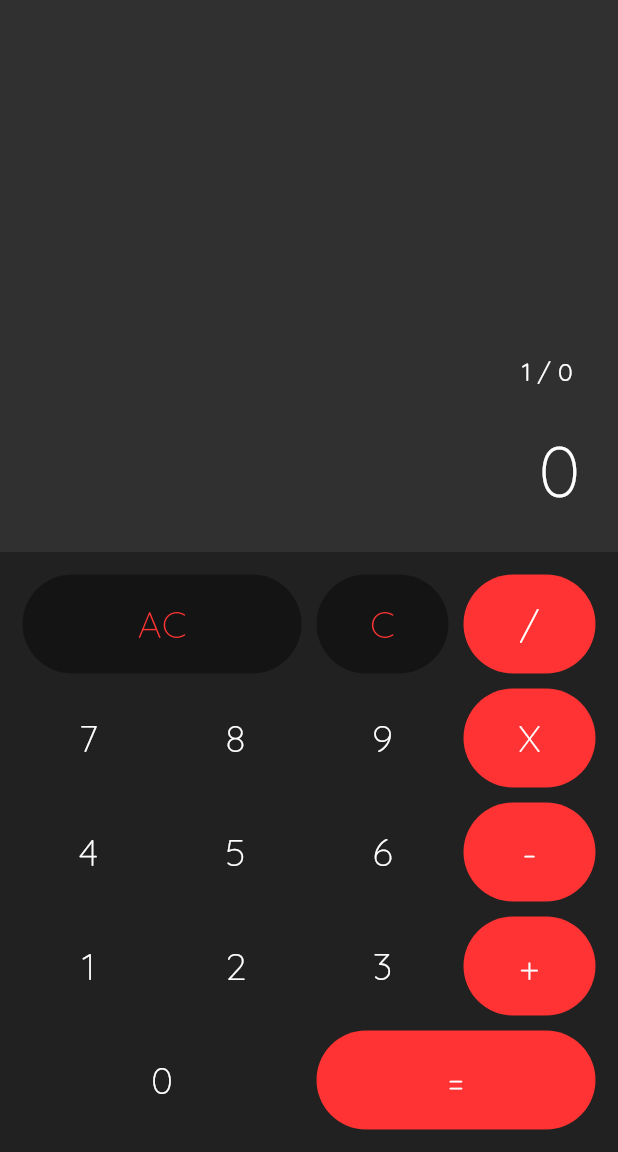
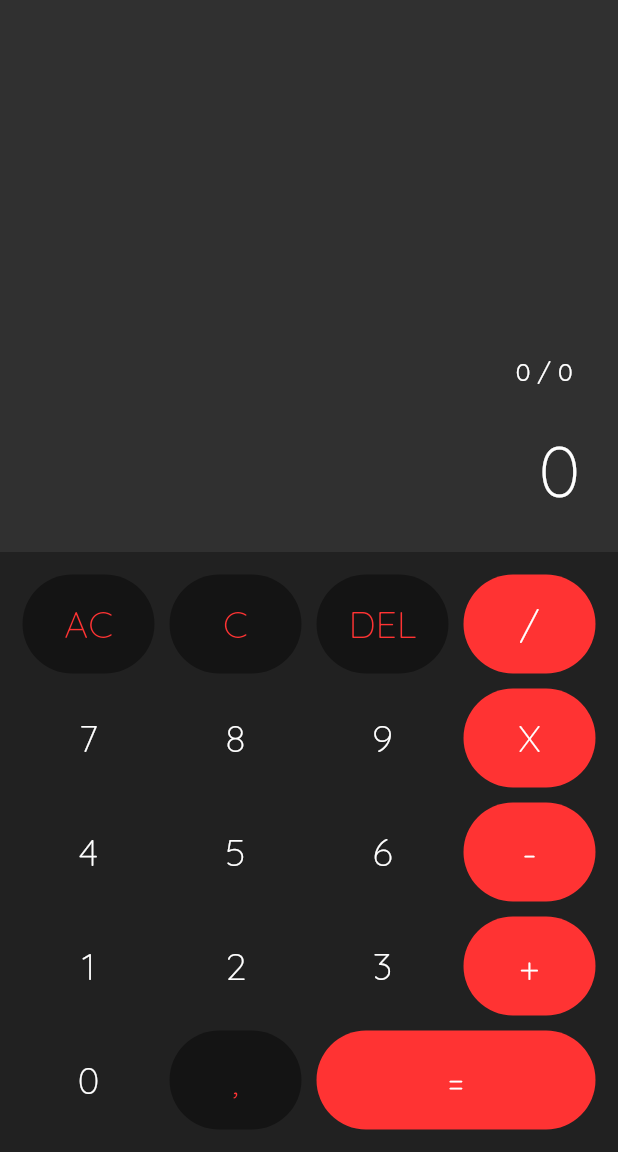
Before and after one commit to lucasemn1/calculadoraFlutter, a Flutter app: the screen it shows after launch, after a tap on an icon or button, on a phone screen of 412 x 824 dp, the part 84-1236 px from its top. Run offline on Flutter 3.47's test engine with Material 2 defaults, Android fonts, the phone set to English and light mode, and no system bars; drawn by our look-alikes of auto_size_text; our stand-ins replace font_awesome_flutter; missing offline and left inert: link.

Commit message:
Incluindo o ponto e deletar o último dígito

```diff
--- a/lib/models/memory.dart
+++ b/lib/models/memory.dart
@@ -1,3 +1,6 @@
+import 'package:calculadora/util/util_functions.dart';
+import 'package:flutter/material.dart';
+
 class Memory {
   String buffer;
   String value;
@@ -18,13 +21,38 @@
     if( value == 'AC'){
       this._allClear();
     }
+
     else if( value == 'C'){
       this.value = '0';
     }
+
+    // Removendo último dígito
+    else if( value == 'DEL'){
+      this.value = this.value.length > 1 ?
+        this.value = this.value.substring(0, this.value.length - 1):
+        this.value = '0';
+    }
+
+    // Tratando valores decimais
+    else if( value == ',' ){
+      if ( Util.isNumberInt(num.parse(this.value)) && this.value.indexOf('.') == -1 ) {
+        this.value += '.';
+      }
+    }
+
     //Faz o resultado
     else if ( value == '=' ){
-      this.value = this._calculate().toString();
+      if ( this.operation == '/' && this.value == '0' ) {
+        //Aqui vai ficar o código de validação de um número dividido por 0
+      }
+
+      num calc = this._calculate();
+
+      this.value = Util.isNumberInt(calc) ?
+        this.value = calc.toInt().toString() :
+        this.value = calc.toString();
     }
+
     //Valor para o buffer
     else if ( OPERATIONS.contains(value) ){
       this._operate(value);
--- a/lib/screens/calculadora.dart
+++ b/lib/screens/calculadora.dart
@@ -36,7 +36,11 @@
         child: Column(
         children: <Widget>[
             Topbar(),
-            Display(value: memory.getValue(), buffer: memory.buffer, operation: memory.operation),
+            Display(
+              value: memory.getValue(),
+              buffer: memory.buffer,
+              operation: memory.operation
+            ),
             Keyboard(this._onPressed),
           ]
         )
--- a/lib/screens/information.dart
+++ b/lib/screens/information.dart
@@ -2,7 +2,7 @@
 import 'package:calculadora/widgets/text_about.dart';
 import 'package:flutter/material.dart';
 import 'package:font_awesome_flutter/font_awesome_flutter.dart';
-import '../widgets/link_icon.dart';
+import 'package:calculadora/widgets/link_icon.dart';
 
 class Informacoes extends StatelessWidget {
   @override
@@ -28,7 +28,7 @@
               Container(
                 margin: EdgeInsets.only(top: 30, bottom: 10),
                 child: TextAbout(
-                  text: 'V. 0.0.1.2 - 01/03/2020',
+                  text: 'V. 0.0.1.3 - 02/03/2020',
                   size: 15,
                   center: true,
                 )
--- /dev/null
+++ b/lib/util/util_functions.dart
@@ -0,0 +1,10 @@
+import 'package:flutter/material.dart';
+
+class Util {
+  static bool isNumberInt(num number){
+    if( number % 1 == 0 ){
+      return true;
+    }
+    return false;
+  }
+}
--- a/lib/widgets/button.dart
+++ b/lib/widgets/button.dart
@@ -1,3 +1,4 @@
+import 'package:auto_size_text/auto_size_text.dart';
 import 'package:calculadora/util/colors.dart';
 import 'package:flutter/material.dart';
 
@@ -14,8 +15,12 @@
     this.color = ThemeColor.NONE,
   });
 
+  double _calculateFontSize(BuildContext context){
+    return MediaQuery.of(context).size.height;
+  }
+
   @override
-  Widget build(BuildContext build) {
+  Widget build(BuildContext context) {
     return Expanded(
       flex: this.big ? 2 : 1,
       child: Padding(
@@ -29,7 +34,7 @@
             child: Text(
               this.value,
               style: TextStyle(
-                fontSize: 25,
+                fontSize: this._calculateFontSize(context) <= 720 ? 15: 25,
                 color: this.color == ThemeColor.DARK ? ThemeColor.PRIMARY: ThemeColor.LIGHT,
                 fontFamily: 'Quicksand',
                 fontWeight: FontWeight.w200
--- a/lib/widgets/keyboard.dart
+++ b/lib/widgets/keyboard.dart
@@ -8,17 +8,25 @@
   final void Function(String) cb;
   Keyboard(this.cb);
 
+  double _calculateHeight(BuildContext context) {
+    return MediaQuery.of(context).size.height <= 720 ? 300 : 400;
+  }
+
   @override
   Widget build(BuildContext context) {
+
+    double height = this._calculateHeight(context);
+
     return Container(
-      height: 400,
+      height: height.toDouble(),
       child: Padding(
         padding: EdgeInsets.all(10),
         child: Column(
           children: <Widget>[
             ButtonRow([
-              Button(value: 'AC', big: true, color: ThemeColor.DARK, cb: this.cb),
+              Button(value: 'AC', color: ThemeColor.DARK, cb: this.cb),
               Button(value: 'C', color: ThemeColor.DARK, cb: this.cb),
+              Button(value: 'DEL', color: ThemeColor.DARK, cb: this.cb),
               Button(value: '/', color: ThemeColor.PRIMARY, cb: this.cb),
             ]),
 
@@ -44,7 +52,8 @@
             ]),
 
             ButtonRow([
-              Button(value: '0', big: true, cb: this.cb),
+              Button(value: '0', cb: this.cb),
+              Button(value: ',', cb: this.cb, color: ThemeColor.DARK,),
               // Button(value: ',', cb: this.cb),
               Button(value: '=', big: true, color: ThemeColor.PRIMARY, cb: this.cb),
             ]),
--- a/lib/widgets/topbar.dart
+++ b/lib/widgets/topbar.dart
@@ -1,8 +1,6 @@
 import 'package:calculadora/screens/information.dart';
 import 'package:calculadora/util/colors.dart';
-import 'package:calculadora/widgets/text_about.dart';
 import 'package:flutter/material.dart';
-import 'package:font_awesome_flutter/fa_icon.dart';
 import 'package:font_awesome_flutter/font_awesome_flutter.dart';
 
 class Topbar extends StatelessWidget {
```
Also changed, not shown: flutter_01.png (added), 7 other files.
